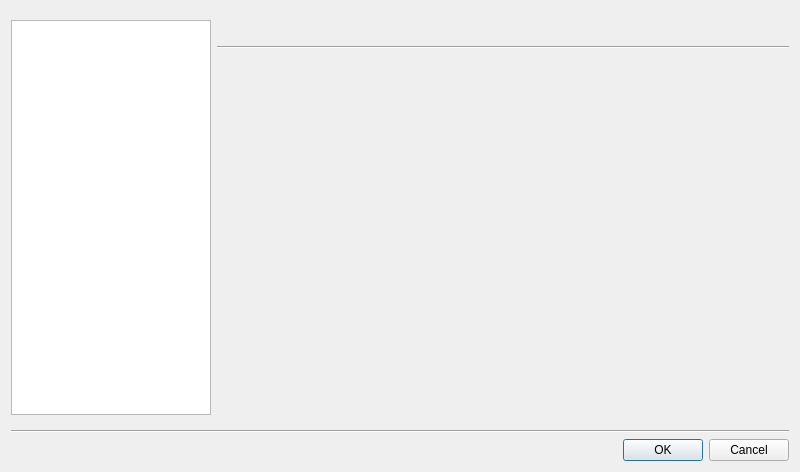
Old version of the form src/qt/qt_settings.ui in the repository 86Box/86Box.
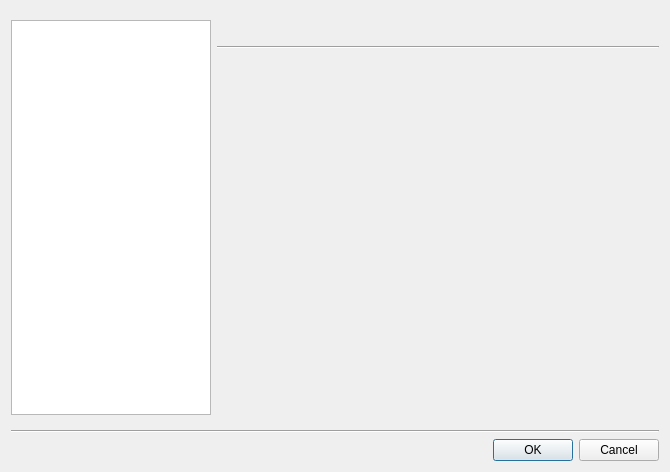
New version of the form.

What changed in the file:
```diff
--- a/src/qt/qt_settings.ui
+++ b/src/qt/qt_settings.ui
@@ -6,19 +6,19 @@
    <rect>
     <x>0</x>
     <y>0</y>
-    <width>800</width>
-    <height>472</height>
+    <width>670</width>
+    <height>0</height>
    </rect>
   </property>
   <property name="minimumSize">
    <size>
-    <width>800</width>
-    <height>0</height>
+    <width>670</width>
+    <height>472</height>
    </size>
   </property>
   <property name="maximumSize">
    <size>
-    <width>800</width>
+    <width>670</width>
     <height>16777215</height>
    </size>
   </property>
```
